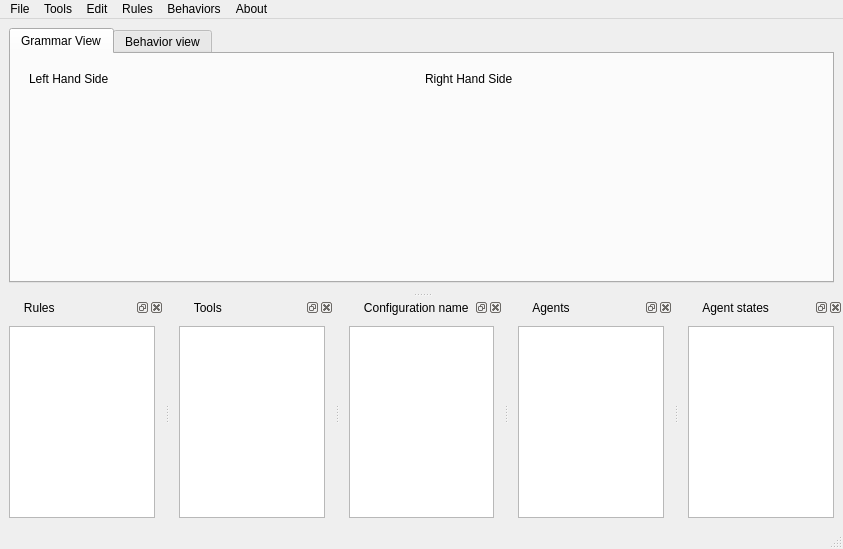
This is guiAGGLEditor.ui in rahulkatiyar19955/AGM as Qt 5 draws it before an edit. The edited form follows.
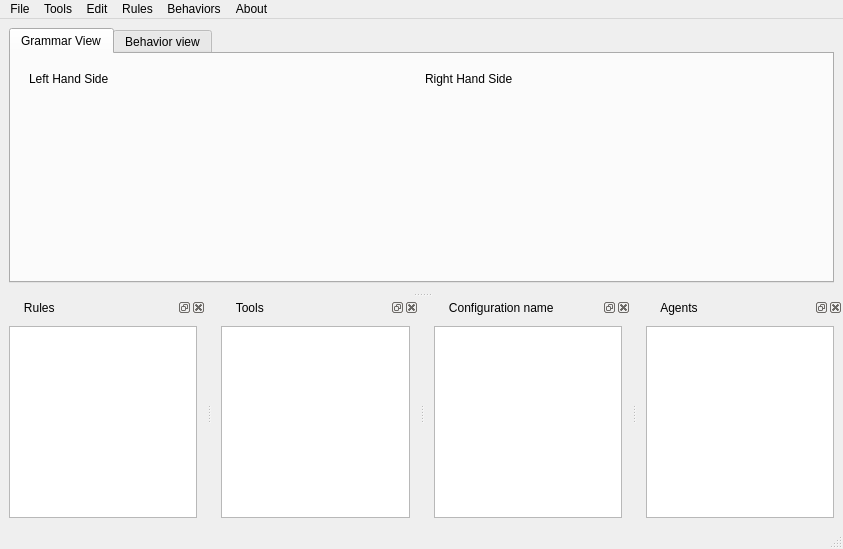
This is the edited form. The open tabs and pages were chosen to show the change.

```diff
--- a/guiAGGLEditor.ui
+++ b/guiAGGLEditor.ui
@@ -227,21 +227,6 @@
     </layout>
    </widget>
   </widget>
-  <widget class="QDockWidget" name="agentStatesDock">
-   <property name="windowTitle">
-    <string>      Agent states</string>
-   </property>
-   <attribute name="dockWidgetArea">
-    <number>8</number>
-   </attribute>
-   <widget class="QWidget" name="dockWidgetContents_5">
-    <layout class="QVBoxLayout" name="verticalLayout_8">
-     <item>
-      <widget class="QListWidget" name="agentStatesListWidget"/>
-     </item>
-    </layout>
-   </widget>
-  </widget>
   <action name="actionChangeAppearance">
    <property name="text">
     <string>Change node appearance</string>
```
Left out of the diff: 4 changed lines with no effect on the pictures.
